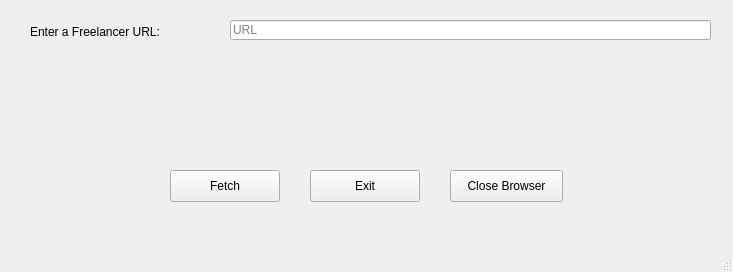
Above: UIs/main.ui from ben-dent/Contract-Cheating-Analysis before the change. Below: the same form after it.
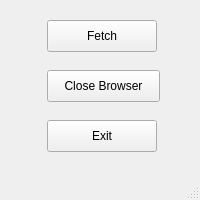
That is the form after the change.

Commit message: Simplifying UI and minor change to closeBrowser function

Diff of the .ui file:
```diff
--- a/UIs/main.ui
+++ b/UIs/main.ui
@@ -6,45 +6,19 @@
    <rect>
     <x>0</x>
     <y>0</y>
-    <width>733</width>
-    <height>272</height>
+    <width>200</width>
+    <height>200</height>
    </rect>
   </property>
   <property name="windowTitle">
    <string>Site Analyser</string>
   </property>
   <widget class="QWidget" name="centralwidget">
-   <widget class="QLabel" name="label">
-    <property name="geometry">
-     <rect>
-      <x>30</x>
-      <y>24</y>
-      <width>171</width>
-      <height>16</height>
-     </rect>
-    </property>
-    <property name="text">
-     <string>Enter a Freelancer URL:</string>
-    </property>
-   </widget>
-   <widget class="QLineEdit" name="edtURL">
-    <property name="geometry">
-     <rect>
-      <x>230</x>
-      <y>20</y>
-      <width>481</width>
-      <height>20</height>
-     </rect>
-    </property>
-    <property name="placeholderText">
-     <string>URL</string>
-    </property>
-   </widget>
    <widget class="QPushButton" name="btnFetch">
     <property name="geometry">
      <rect>
-      <x>170</x>
-      <y>170</y>
+      <x>47</x>
+      <y>20</y>
       <width>110</width>
       <height>32</height>
      </rect>
@@ -56,8 +30,8 @@
    <widget class="QPushButton" name="btnExit">
     <property name="geometry">
      <rect>
-      <x>310</x>
-      <y>170</y>
+      <x>47</x>
+      <y>120</y>
       <width>110</width>
       <height>32</height>
      </rect>
@@ -69,8 +43,8 @@
    <widget class="QPushButton" name="btnCloseBrowser">
     <property name="geometry">
      <rect>
-      <x>450</x>
-      <y>170</y>
+      <x>47</x>
+      <y>70</y>
       <width>113</width>
       <height>32</height>
      </rect>
```
Left out of the diff: 2 changed lines with no effect on the pictures. The commit also changes 1 other file.
